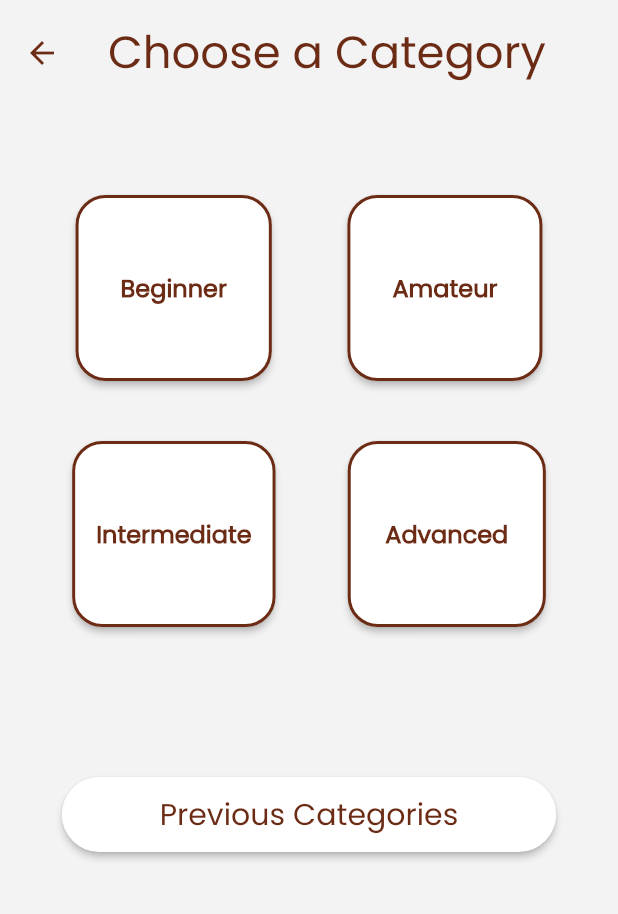
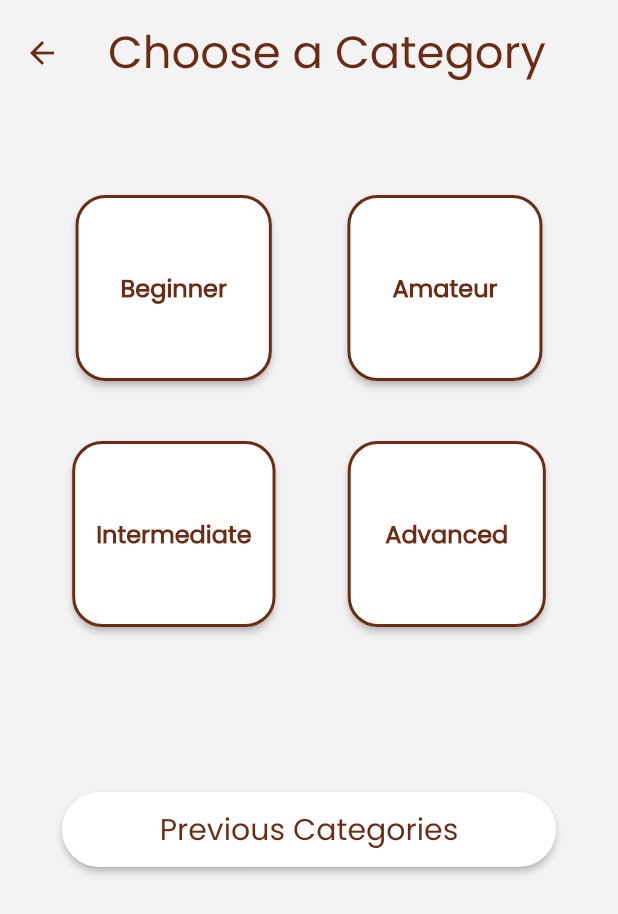
Before and after one commit to SpicyGuitarAcademy/spicyguitaracademy_app, a Flutter app: the ChooseCategory screen opened by its route, on a phone screen of 412 x 824 dp. Shown: the top 914 px of the screen. Run offline on Flutter 3.47's test engine with Material 2 defaults, Android fonts, the phone set to English and light mode, and no system bars; our stand-ins replace accordion, chewie, device_info_plus, file_picker, flutter_cache_manager, flutter_svg and 5 more; missing offline and left inert: advance_pdf_viewer, chewie_audio, clipboard, crop_your_image, soundpool; accounts and stored records are empty; network calls fail; project files that could hold a hidden picture were left out.

Commit message:
fix: fixed margin bug

```diff
--- a/lib/pages/authenticated/choose_category.dart
+++ b/lib/pages/authenticated/choose_category.dart
@@ -291,12 +291,11 @@ class ChooseCategoryState extends State<ChooseCategory> {
                       ],
                     ),
                   ),
+                  SizedBox(height: 100),
                   (studentStats.studyingCategory == 0 ||
                               canChooseAnotherCategory == true) &&
                           studentSubscription.isSubscribed == true
                       ? Container(
-                          margin:
-                              const EdgeInsets.only(top: 100.0, bottom: 30.0),
                           width: screen(context).width * 0.8,
                           child: ElevatedButton(
                             style: ButtonStyle(
@@ -387,9 +386,9 @@ class ChooseCategoryState extends State<ChooseCategory> {
                           ),
                         )
                       : Container(),
+                  SizedBox(height: 10),
                   if (studentStats.studyingCategory != 0)
                     Container(
-                      margin: const EdgeInsets.only(top: 100.0, bottom: 30.0),
                       width: screen(context).width * 0.8,
                       child: ElevatedButton(
                         style: ButtonStyle(
```
